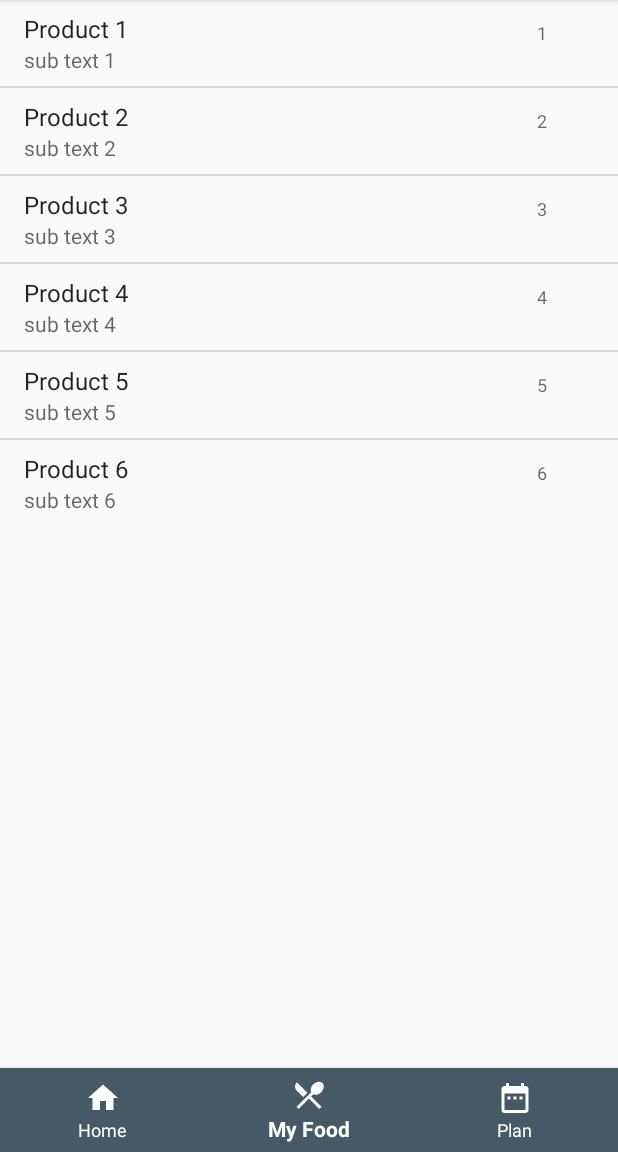
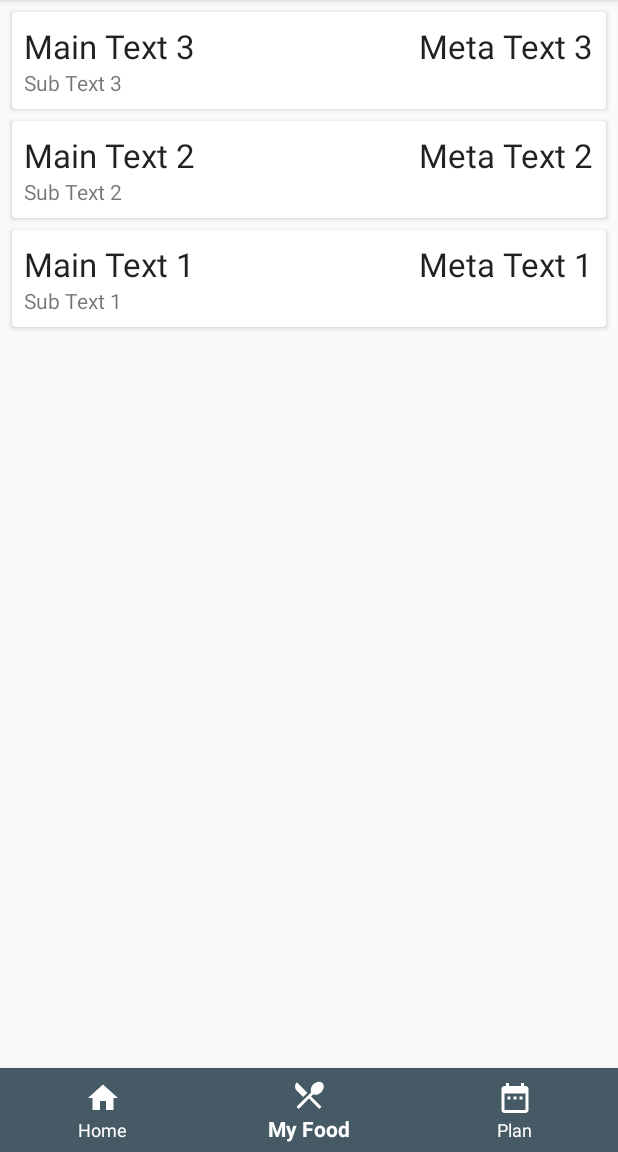
Before and after one commit to Kailyou/bachelor_thesis, an Android app: the screen it shows after launch (MainActivity), item 2 of the bottom bar chosen, on a phone screen of 412 x 824 dp, the part 84-1236 px from its top. Run offline under Robolectric (Android 15) with nearby library versions, the phone set to English and light mode, and no system bars; our stand-ins replace Room's generated code; Roboto replaces fonts that are not available here.

Commit message:
Changed APP to Model-View-ViewModel Design
Android Architecture Components implementation
- Added Room
- Added ViewModel
- Added LiveData

- Added repository

```diff
--- a/app/src/main/java/hochschule/de/bachelorthesis/activities/FoodActivity.java
+++ b/app/src/main/java/hochschule/de/bachelorthesis/activities/FoodActivity.java
@@ -8,8 +8,6 @@ import androidx.appcompat.widget.Toolbar;
 import androidx.fragment.app.Fragment;
 import androidx.fragment.app.FragmentManager;
 import androidx.fragment.app.FragmentPagerAdapter;
-import androidx.fragment.app.FragmentStatePagerAdapter;
-import androidx.viewpager.widget.PagerAdapter;
 import androidx.viewpager.widget.ViewPager;
 import android.os.Bundle;
 import android.view.Menu;
@@ -19,6 +17,8 @@ import hochschule.de.bachelorthesis.R;
 import hochschule.de.bachelorthesis.fragments.PlaceholderFragment;
 
 public class FoodActivity extends AppCompatActivity {
+
+    private static final String TAG = MainActivity.class.getName();
 
     private SectionsPagerAdapter mSectionsPagerAdapter;
 
--- a/app/src/main/java/hochschule/de/bachelorthesis/activities/MainActivity.java
+++ b/app/src/main/java/hochschule/de/bachelorthesis/activities/MainActivity.java
@@ -5,6 +5,8 @@ import androidx.annotation.NonNull;
 import com.google.android.material.bottomnavigation.BottomNavigationView;
 import androidx.fragment.app.Fragment;
 import androidx.appcompat.app.AppCompatActivity;
+
+import android.util.Log;
 import android.view.MenuItem;
 import hochschule.de.bachelorthesis.R;
 import hochschule.de.bachelorthesis.fragments.HomeFragment;
@@ -12,6 +14,8 @@ import hochschule.de.bachelorthesis.fragments.MyFoodFragment;
 import hochschule.de.bachelorthesis.fragments.PlanFragment;
 
 public class MainActivity extends AppCompatActivity implements BottomNavigationView.OnNavigationItemSelectedListener {
+
+    private static final String TAG = MainActivity.class.getName();
 
     @Override
     protected void onCreate(Bundle savedInstanceState) {
@@ -23,6 +27,8 @@ public class MainActivity extends AppCompatActivity implements BottomNavigationV
 
         // Show the first TopLevelFragment by default.
         showTopLevelFragment(new HomeFragment());
+
+        Log.d(MainActivity.TAG, "hi from MainActivity");
     }
 
     @Override
@@ -35,6 +41,10 @@ public class MainActivity extends AppCompatActivity implements BottomNavigationV
         super.onRestoreInstanceState(savedInstanceState);
     }
 
+    /**
+     * Helper function to load a new fragment.
+     * @param fragment - The fragment to show.
+     */
     private void showTopLevelFragment(Fragment fragment) {
         // Use the fragment manager to dynamically change the fragment displayed in the FrameLayout.
         getSupportFragmentManager().beginTransaction()
@@ -42,6 +52,12 @@ public class MainActivity extends AppCompatActivity implements BottomNavigationV
                 .commit();
     }
 
+    /**
+     * Action listener for the bottom navigation bar.
+     * Loading different fragments depending on the clicked btm bar element.
+     * @param item
+     * @return
+     */
     @Override
     public boolean onNavigationItemSelected(@NonNull MenuItem item) {
         Fragment f;
@@ -63,4 +79,9 @@ public class MainActivity extends AppCompatActivity implements BottomNavigationV
         showTopLevelFragment(f);
         return true;
     }
+
+    @Override
+    protected void onDestroy() {
+        super.onDestroy();
+    }
 }
--- /dev/null
+++ b/app/src/main/java/hochschule/de/bachelorthesis/adapter/FoodAdapter.java
@@ -0,0 +1,104 @@
+package hochschule.de.bachelorthesis.adapter;
+
+import android.view.LayoutInflater;
+import android.view.View;
+import android.view.ViewGroup;
+import android.widget.ListView;
+import android.widget.TextView;
+
+import java.util.ArrayList;
+import java.util.List;
+
+import androidx.annotation.NonNull;
+import androidx.recyclerview.widget.RecyclerView;
+import hochschule.de.bachelorthesis.R;
+import hochschule.de.bachelorthesis.room.Food;
+
+public class FoodAdapter extends RecyclerView.Adapter<FoodAdapter.FoodHolder> {
+
+    private List<Food> foods = new ArrayList<>();
+
+    /**
+     * Called when RecyclerView needs a new {@link ViewHolder} of the given type to represent
+     * an item.
+     * <p>
+     * This new ViewHolder should be constructed with a new View that can represent the items
+     * of the given type. You can either create a new View manually or inflate it from an XML
+     * layout file.
+     * <p>
+     * The new ViewHolder will be used to display items of the adapter using
+     * {@link #onBindViewHolder(ViewHolder, int, List)}. Since it will be re-used to display
+     * different items in the data set, it is a good idea to cache references to sub views of
+     * the View to avoid unnecessary {@link View#findViewById(int)} calls.
+     *
+     * @param parent   The ViewGroup into which the new View will be added after it is bound to
+     *                 an adapter position.
+     * @param viewType The view type of the new View.
+     * @return A new ViewHolder that holds a View of the given view type.
+     * @see #getItemViewType(int)
+     * @see #onBindViewHolder(ViewHolder, int)
+     */
+    @NonNull
+    @Override
+    public FoodHolder onCreateViewHolder(@NonNull ViewGroup parent, int viewType) {
+        View itemView = LayoutInflater.from(parent.getContext())
+                .inflate(R.layout.food_item_cardview, parent, false);
+        return new FoodHolder(itemView);
+    }
+
+    /**
+     * Called by RecyclerView to display the data at the specified position. This method should
+     * update the contents of the {@link ViewHolder#itemView} to reflect the item at the given
+     * position.
+     * <p>
+     * Note that unlike {@link ListView}, RecyclerView will not call this method
+     * again if the position of the item changes in the data set unless the item itself is
+     * invalidated or the new position cannot be determined. For this reason, you should only
+     * use the <code>position</code> parameter while acquiring the related data item inside
+     * this method and should not keep a copy of it. If you need the position of an item later
+     * on (e.g. in a click listener), use {@link ViewHolder#getAdapterPosition()} which will
+     * have the updated adapter position.
+     * <p>
+     * Override {@link #onBindViewHolder(ViewHolder, int, List)} instead if Adapter can
+     * handle efficient partial bind.
+     *
+     * @param holder   The ViewHolder which should be updated to represent the contents of the
+     *                 item at the given position in the data set.
+     * @param position The position of the item within the adapter's data set.
+     */
+    @Override
+    public void onBindViewHolder(@NonNull FoodHolder holder, int position) {
+        Food currentFood = foods.get(position);
+        holder.mainText.setText(currentFood.getMainText());
+        holder.subText.setText(currentFood.getSubText());
+        holder.metaText.setText(currentFood.getMetaText());
+    }
+
+    /**
+     * Returns the total number of items in the data set held by the adapter.
+     *
+     * @return The total number of items in this adapter.
+     */
+    @Override
+    public int getItemCount() {
+        return foods.size();
+    }
+
+    public void setFoods(List<Food> foods) {
+        this.foods = foods;
+        notifyDataSetChanged();
+    }
+
+    class FoodHolder extends RecyclerView.ViewHolder {
+        private TextView mainText;
+        private TextView subText;
+        private TextView metaText;
+
+        public FoodHolder(@NonNull View itemView) {
+            super(itemView);
+            mainText = itemView.findViewById(R.id.food_item_maintext);
+            subText = itemView.findViewById(R.id.food_item_subtext);
+            metaText = itemView.findViewById(R.id.food_item_metatext);
+        }
+    }
+}
--- a/app/src/main/java/hochschule/de/bachelorthesis/fragments/MyFoodFragment.java
+++ b/app/src/main/java/hochschule/de/bachelorthesis/fragments/MyFoodFragment.java
@@ -4,100 +4,56 @@ import android.content.Intent;
 import android.os.Bundle;
 import androidx.annotation.Nullable;
 import androidx.fragment.app.Fragment;
+
 import android.view.LayoutInflater;
 import android.view.View;
 import android.view.ViewGroup;
-import android.widget.AdapterView;
-import android.widget.ArrayAdapter;
-import android.widget.BaseAdapter;
-import android.widget.ListView;
-import android.widget.TextView;
 
-import java.util.ArrayList;
+import java.util.List;
 
+import androidx.lifecycle.Observer;
+import androidx.lifecycle.ViewModelProviders;
+import androidx.recyclerview.widget.LinearLayoutManager;
+import androidx.recyclerview.widget.RecyclerView;
 import hochschule.de.bachelorthesis.R;
-import hochschule.de.bachelorthesis.activities.FoodActivity;
+import hochschule.de.bachelorthesis.adapter.FoodAdapter;
+import hochschule.de.bachelorthesis.room.Food;
+import hochschule.de.bachelorthesis.view_model.FoodViewModel;
 
 public class MyFoodFragment extends Fragment {
 
-    String[] MAIN_TEXTS = {
-            "Product 1",
-            "Product 2",
-            "Product 3",
-            "Product 4",
-            "Product 5",
-            "Product 6",
-    };
+    private FoodViewModel foodViewModel;
 
-    String[] SUB_TEXTS = {
-            "sub text 1",
-            "sub text 2",
-            "sub text 3",
-            "sub text 4",
-            "sub text 5",
-            "sub text 6",
-    };
+    public void onCreate(@Nullable Bundle savedInstanceState) {
+        super.onCreate(savedInstanceState);
 
-    String[] META_TEXTS = {
-            "1",
-            "2",
-            "3",
-            "4",
-            "5",
-            "6",
-    };
-
+    }
 
     public View onCreateView(LayoutInflater inflater, ViewGroup container, Bundle savedInstanceState) {
-        return inflater.inflate(R.layout.fragment_my_food, container, false);
+        View rootView = inflater.inflate(R.layout.fragment_my_food, container, false);
+
+        // RecyclerView
+        RecyclerView rv = rootView.findViewById(R.id.recycler_view);
+        rv.setLayoutManager(new LinearLayoutManager(getContext()));
+        rv.setHasFixedSize(true);
+
+        // Adapter
+        final FoodAdapter adapter = new FoodAdapter();
+        rv.setAdapter(adapter);
+
+        foodViewModel = ViewModelProviders.of(this).get(FoodViewModel.class);
+        foodViewModel.getAllFood().observe(this, new Observer<List<Food>>() {
+            @Override
+            public void onChanged(List<Food> foods) {
+                adapter.setFoods(foods);
+            }
+        });
+
+       return rootView;
     }
 
     @Override
     public void onActivityCreated(@Nullable Bundle savedInstanceState) {
         super.onActivityCreated(savedInstanceState);
-
-        ListView lv = getView().findViewById(R.id.list);
-        FoodAdapter adapter = new FoodAdapter();
-
-        lv.setAdapter(adapter);
-
-        lv.setOnItemClickListener(new AdapterView.OnItemClickListener() {
-            @Override
-            public void onItemClick(AdapterView<?> parent, View view, int position, long id) {
-                startActivity(new Intent(getContext(), FoodActivity.class));
-            }
-        });
-    }
-
-    class FoodAdapter extends BaseAdapter {
-        @Override
-        public int getCount() {
-            return MAIN_TEXTS.length;
-        }
-
-        @Override
-        public Object getItem(int i) {
-            return i;
-        }
-
-        @Override
-        public long getItemId(int position) {
-            return 0;
-        }
-
-        @Override
-        public View getView(int i, View view, ViewGroup viewGroup) {
-            view = getLayoutInflater().inflate(R.layout.customlayout, null);
-            TextView mainText = view.findViewById(R.id.mainText);
-            mainText.setText(MAIN_TEXTS[i]);
-
-            TextView subText = view.findViewById(R.id.subText);
-            subText.setText(SUB_TEXTS[i]);
-
-            TextView meta = view.findViewById(R.id.metaData);
-            meta.setText(META_TEXTS[i]);
-
-            return view;
-        }
     }
 }
--- /dev/null
+++ b/app/src/main/java/hochschule/de/bachelorthesis/other/FoodRepository.java
@@ -0,0 +1,111 @@
+package hochschule.de.bachelorthesis.other;
+
+import android.app.Application;
+import android.os.AsyncTask;
+
+import java.util.List;
+
+import androidx.lifecycle.LiveData;
+import hochschule.de.bachelorthesis.room.Food;
+import hochschule.de.bachelorthesis.room.FoodDao;
+import hochschule.de.bachelorthesis.room.FoodDatabase;
+
+/**
+ * Is not part of the architecture components library
+ * but it is considered best practice.
+ */
+public class FoodRepository {
+
+    private FoodDao foodDao;
+    private LiveData<List<Food>> allFood;
+
+    public FoodRepository(Application application) {
+        FoodDatabase database = FoodDatabase.getDatabase(application);
+        this.foodDao = database.foodDao();
+        this.allFood = this.foodDao.getAllFood();
+
+    }
+
+    /**
+     * API methods that will be used by outside (View Model)
+     */
+    public void insert(Food food) {
+        new InsertFoodAsyncTask(foodDao).execute(food);
+    }
+
+    public void update(Food food) {
+        new UpdateFoodAsyncTask(foodDao).execute(food);
+    }
+
+    public void delete(Food food) {
+        new DeleteFoodAsyncTask(foodDao).execute(food);
+    }
+
+    public void deleteAllFood() {
+        new DeleteAllFoodAsyncTast(foodDao).execute();
+    }
+
+    // already executed on a background threat
+    public LiveData<List<Food>> getAllFood() {
+        return allFood;
+    }
+
+    /**
+     * Classes for async tasks
+     */
+    private static class InsertFoodAsyncTask extends AsyncTask<Food, Void, Void> {
+        private FoodDao mFoodDao;
+
+        public InsertFoodAsyncTask(FoodDao mFoodDao) {
+            this.mFoodDao = mFoodDao;
+        }
+
+        @Override
+        protected Void doInBackground(Food... foods) {
+            mFoodDao.insert(foods[0]);
+            return null;
+        }
+    }
+
+    private static class UpdateFoodAsyncTask extends AsyncTask<Food, Void, Void> {
+        private FoodDao mFoodDao;
+
+        public UpdateFoodAsyncTask(FoodDao mFoodDao) {
+            this.mFoodDao = mFoodDao;
+        }
+
+        @Override
+        protected Void doInBackground(Food... foods) {
+            mFoodDao.update(foods[0]);
+            return null;
+        }
+    }
+
+    private static class DeleteFoodAsyncTask extends AsyncTask<Food, Void, Void> {
+        private FoodDao mFoodDao;
+
+        public DeleteFoodAsyncTask(FoodDao mFoodDao) {
+            this.mFoodDao = mFoodDao;
+        }
+
+        @Override
+        protected Void doInBackground(Food... foods) {
+            mFoodDao.delete(foods[0]);
+            return null;
+        }
+    }
+
+    private static class DeleteAllFoodAsyncTast extends AsyncTask<Void, Void, Void> {
+        private FoodDao mFoodDao;
+
+        public DeleteAllFoodAsyncTast(FoodDao mFoodDao) {
+            this.mFoodDao = mFoodDao;
+        }
+
+        @Override
+        protected Void doInBackground(Void... voids) {
+            mFoodDao.deleteAllFood();
+            return null;
+        }
+    }
+}
--- /dev/null
+++ b/app/src/main/java/hochschule/de/bachelorthesis/room/Food.java
@@ -0,0 +1,46 @@
+package hochschule.de.bachelorthesis.room;
+
+import androidx.room.ColumnInfo;
+import androidx.room.Entity;
+import androidx.room.PrimaryKey;
+
+@Entity(tableName = "food_table")
+public class Food {
+    @PrimaryKey(autoGenerate = true)
+    public int id;
+
+    @ColumnInfo(name = "main_text")
+    public String mainText;
+
+    @ColumnInfo(name = "sub_text")
+    public String subText;
+
+    @ColumnInfo(name = "meta_text")
+    public String metaText;
+
+    public Food(String mainText, String subText, String metaText) {
+        this.mainText = mainText;
+        this.subText = subText;
+        this.metaText = metaText;
+    }
+
+    public void setId(int id) {
+        this.id = id;
+    }
+
+    public int getId() {
+        return id;
+    }
+
+    public String getMainText() {
+        return mainText;
+    }
+
+    public String getSubText() {
+        return subText;
+    }
+
+    public String getMetaText() {
+        return metaText;
+    }
+}
--- /dev/null
+++ b/app/src/main/java/hochschule/de/bachelorthesis/room/FoodDao.java
@@ -0,0 +1,29 @@
+package hochschule.de.bachelorthesis.room;
+
+import java.util.List;
+
+import androidx.lifecycle.LiveData;
+import androidx.room.Dao;
+import androidx.room.Delete;
+import androidx.room.Insert;
+import androidx.room.Query;
+import androidx.room.Update;
+import hochschule.de.bachelorthesis.room.Food;
+
+@Dao
+public interface FoodDao {
+    @Insert
+    void insert(Food food);
+
+    @Update
+    void update(Food food);
+
+    @Delete
+    void delete(Food food);
+
+    @Query("DELETE FROM food_table")
+    void deleteAllFood();
+
+    @Query("SELECT * FROM food_table ORDER BY id DESC")
+    LiveData<List<Food>> getAllFood();
+}
--- /dev/null
+++ b/app/src/main/java/hochschule/de/bachelorthesis/room/FoodDatabase.java
@@ -0,0 +1,70 @@
+package hochschule.de.bachelorthesis.room;
+
+import android.content.Context;
+import android.os.AsyncTask;
+
+import androidx.annotation.NonNull;
+import androidx.room.Database;
+import androidx.room.Room;
+import androidx.room.RoomDatabase;
+import androidx.sqlite.db.SupportSQLiteDatabase;
+
+@Database(entities = {Food.class}, version = 1)
+public abstract class FoodDatabase extends RoomDatabase {
+
+    // Only one database instance will be available for the whole APP.
+    private static FoodDatabase INSTANCE;
+
+    public abstract FoodDao foodDao();
+
+    // Synchronize just to make sure no two instances will be created
+    public static synchronized FoodDatabase getDatabase(Context context) {
+        if (INSTANCE == null) {
+            INSTANCE = Room.databaseBuilder(context.getApplicationContext(),
+                    FoodDatabase.class, "word_database")
+                    .fallbackToDestructiveMigration()
+                    .addCallback(roomCallback)
+                    .build();
+        }
+
+        return INSTANCE;
+    }
+
+    private static RoomDatabase.Callback roomCallback = new RoomDatabase.Callback() {
+        /**
+         * Called when the database is created for the first time. This is called after all the
+         * tables are created.
+         *
+         * @param db The database.
+         */
+        @Override
+        public void onCreate(@NonNull SupportSQLiteDatabase db) {
+            super.onCreate(db);
+            new PopulateDbAsyncTask(INSTANCE).execute();
+        }
+    };
+
+    /**
+     * This task is used to get a first population for the database.
+     */
+    private static class PopulateDbAsyncTask extends AsyncTask<Void, Void, Void> {
+        private FoodDao foodDao;
+
+        public PopulateDbAsyncTask(FoodDatabase db) {
+            foodDao = db.foodDao();
+        }
+
+        @Override
+        protected Void doInBackground(Void... voids) {
+            foodDao.insert(new Food("Main Text 1", "Sub Text 1", "Meta Text 1"));
+            foodDao.insert(new Food("Main Text 2", "Sub Text 2", "Meta Text 2"));
+            foodDao.insert(new Food("Main Text 3", "Sub Text 3", "Meta Text 3"));
+
+            return null;
+        }
+    }
+
+    public static void destroyInstance() {
+        INSTANCE = null;
+    }
+}
--- /dev/null
+++ b/app/src/main/java/hochschule/de/bachelorthesis/view_model/FoodViewModel.java
@@ -0,0 +1,47 @@
+package hochschule.de.bachelorthesis.view_model;
+
+import android.app.Application;
+
+import java.util.List;
+
+import androidx.annotation.NonNull;
+import androidx.lifecycle.AndroidViewModel;
+import androidx.lifecycle.LiveData;
+import hochschule.de.bachelorthesis.other.FoodRepository;
+import hochschule.de.bachelorthesis.room.Food;
+
+/**
+ * Model, where the Activty/Fragment will have a reference to.
+ * It won't have a reference to the food repository itself (wrapper).
+ */
+public class FoodViewModel extends AndroidViewModel {
+
+    private FoodRepository repository;
+    private LiveData<List<Food>> allFood;
+
+    public FoodViewModel(@NonNull Application application) {
+        super(application);
+        repository = new FoodRepository(application);
+        allFood = repository.getAllFood();
+    }
+
+    public void insert(Food food) {
+        repository.insert(food);
+    }
+
+    public void update(Food food) {
+        repository.update(food);
+    }
+
+    public void delete(Food food) {
+        repository.delete(food);
+    }
+
+    public void deleteAllNotes() {
+        repository.deleteAllFood();
+    }
+
+    public LiveData<List<Food>> getAllFood() {
+        return allFood;
+    }
+}
--- a/app/src/main/res/layout/customlayout.xml
+++ b/app/src/main/res/layout/food_item.xml
@@ -29,8 +29,8 @@
         android:text="@string/food_list_sub_text"
         android:textColor="#000000"
         android:textSize="14sp"
-        app:layout_constraintTop_toBottomOf="@id/mainText"
-        app:layout_constraintStart_toStartOf="parent" />
+        app:layout_constraintStart_toStartOf="parent"
+        app:layout_constraintTop_toBottomOf="@id/mainText" />
 
     <TextView
         android:id="@+id/metaData"
--- /dev/null
+++ b/app/src/main/res/layout/food_item_cardview.xml
@@ -0,0 +1,40 @@
+<?xml version="1.0" encoding="utf-8"?>
+<androidx.cardview.widget.CardView xmlns:android="http://schemas.android.com/apk/res/android"
+    android:layout_width="match_parent"
+    android:layout_height="wrap_content"
+    android:layout_marginStart="8dp"
+    android:layout_marginTop="8dp"
+    android:layout_marginEnd="8dp">
+
+    <RelativeLayout
+        android:layout_width="wrap_content"
+        android:layout_height="wrap_content"
+        android:padding="8dp">
+
+        <TextView
+            android:id="@+id/food_item_maintext"
+            android:layout_width="wrap_content"
+            android:layout_height="wrap_content"
+            android:text="Main Text"
+            android:textAppearance="@style/Base.TextAppearance.AppCompat.Large"
+            android:maxLines="1"
+            android:layout_alignParentStart="true"
+            android:ellipsize="end"/>
+
+        <TextView
+            android:id="@+id/food_item_metatext"
+            android:layout_width="wrap_content"
+            android:layout_height="wrap_content"
+            android:text="1"
+            android:layout_alignParentEnd="true"
+            android:textAppearance="@style/Base.TextAppearance.AppCompat.Large" />
+
+        <TextView
+            android:id="@+id/food_item_subtext"
+            android:layout_width="wrap_content"
+            android:layout_height="wrap_content"
+            android:layout_below="@+id/food_item_maintext"
+            android:text="subtext"/>
+    </RelativeLayout>
+
+</androidx.cardview.widget.CardView>
--- a/app/src/main/res/layout/food_list_item.xml
+++ /dev/null
@@ -1,6 +0,0 @@
-<?xml version="1.0" encoding="utf-8"?>
-<TextView xmlns:android="http://schemas.android.com/apk/res/android"
-    android:layout_width="match_parent"
-    android:layout_height="wrap_content"
-    android:textSize="30dp"
-    />
--- a/app/src/main/res/layout/fragment_my_food.xml
+++ b/app/src/main/res/layout/fragment_my_food.xml
@@ -2,11 +2,13 @@
 
 <androidx.coordinatorlayout.widget.CoordinatorLayout xmlns:android="http://schemas.android.com/apk/res/android"
     xmlns:app="http://schemas.android.com/apk/res-auto"
+    xmlns:tools="http://schemas.android.com/tools"
     android:layout_width="match_parent"
-    android:layout_height="match_parent">
+    android:layout_height="match_parent"
+    tools:context=".activities.FoodActivity">
 
-    <ListView
-        android:layout_width="match_parent"
-        android:layout_height="wrap_content"
-        android:id="@+id/list"/>
+    <android:androidx.recyclerview.widget.RecyclerView
+        android:id="@+id/recycler_view"
+        android:layout_height="match_parent"
+        android:layout_width="match_parent"/>
 </androidx.coordinatorlayout.widget.CoordinatorLayout>
```
Also changed, not shown: app/build.gradle (+14 -0 lines).
